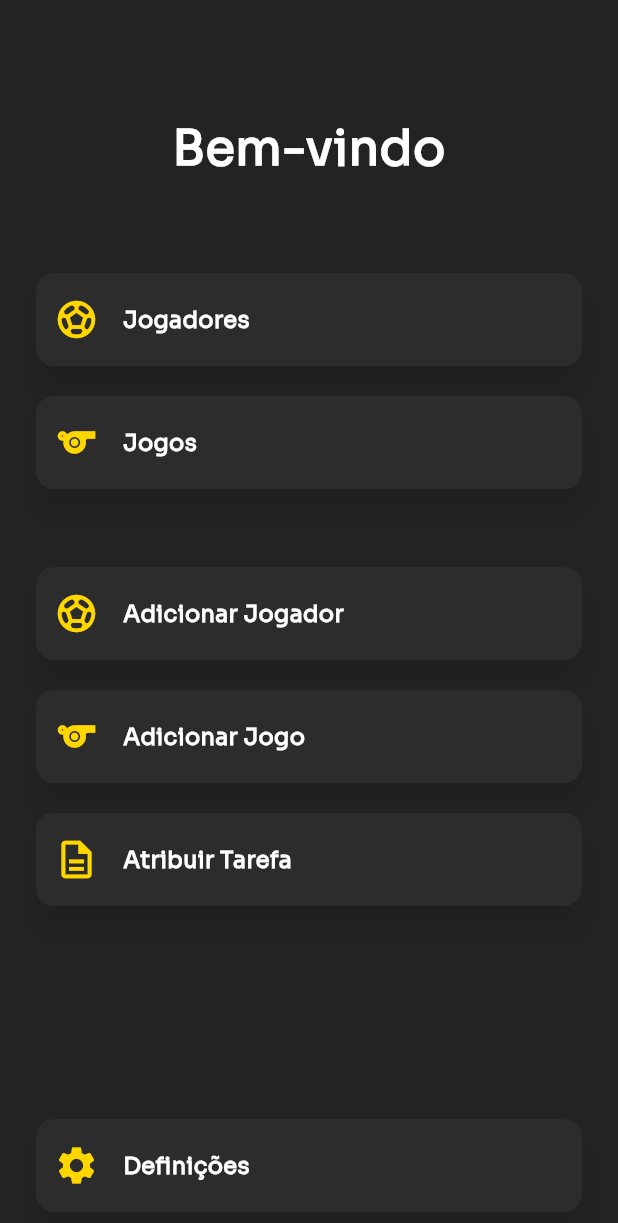
After one commit to Drowndragon10/pi4_adm, a Flutter app: the OlheiroPage screen opened directly, on a phone screen of 412 x 824 dp. The commit adds this screen. Shown: the top 1223 px of the screen. Run offline on Flutter 3.47's test engine with Material 3 defaults, Android fonts, the phone set to English and light mode, and no system bars; our stand-ins replace flutter_secure_storage, internet_connection_checker; missing offline and left inert: dart_jsonwebtoken; accounts and stored records are empty.

Commit message:
Update Olheiro Role
Pagina de Olheiro

```diff
--- a/pi4/lib/loginpage.dart
+++ b/pi4/lib/loginpage.dart
@@ -6,9 +6,11 @@ import 'autenticacao/auth_service.dart';
 import 'autenticacao/jwt_decode.dart'; // Importa o seu arquivo de jwt_decode
 import 'autenticacao/verificarwifi.dart';
 
+
 // import 'equipas_page.dart';
 // import '../minhastarefas_page.dart';
 import 'main.dart';
+import 'olheiro/olheiro.dart';
 
 class LoginPage extends StatefulWidget {
   const LoginPage({super.key});
@@ -139,8 +141,11 @@ class LoginPageState extends State<LoginPage> {
         context,
         MaterialPageRoute(builder: (context) => const DashboardPage()),
       );
-    } else {
-      _showUserRoleErrorDialog();
+    } else if (role == 'Olheiro') {
+      Navigator.pushReplacement(
+        context,
+        MaterialPageRoute(builder: (context) => const OlheiroPage()),
+      );
     }
   }
 
--- /dev/null
+++ b/pi4/lib/olheiro/olheiro.dart
@@ -0,0 +1,145 @@
+import 'package:flutter/material.dart';
+import 'package:pi4/loginpage.dart';
+import '../admin/players.dart';
+import '../selecao_escalao_page.dart';
+import '../admin/add_jogador_page.dart';
+import '../admin/add_jogos_page.dart';
+import '../admin/add_tarefa_page.dart';
+import '../definicoes.dart';
+
+
+
+class OlheiroPage extends StatelessWidget {
+  const OlheiroPage({super.key});
+
+  @override
+  Widget build(BuildContext context) {
+    // Grupos de opções
+    final List<_MenuOption> mainOptions = [
+      _MenuOption(
+        'Jogadores',
+        Icons.sports_soccer,
+        () {
+          Navigator.push(
+            context,
+            MaterialPageRoute(builder: (context) => const JogadoresPage()),
+          );
+        },
+      ),
+      _MenuOption('Jogos', Icons.sports, () {
+        Navigator.push(
+          context,
+          MaterialPageRoute(builder: (context) => const EscalaoPage()),
+        );
+      }),
+    ];
+    final List<_MenuOption> addOptions = [
+      _MenuOption('Adicionar Jogador', Icons.sports_soccer_outlined, () {
+        Navigator.push(
+          context,
+          MaterialPageRoute(builder: (context) => const AddAtletaPage()),
+        );
+      }),
+      _MenuOption('Adicionar Jogo', Icons.sports_outlined, () {
+        Navigator.push(
+          context,
+          MaterialPageRoute(builder: (context) => const AddJogoPage()),
+        );
+      }),
+      _MenuOption('Atribuir Tarefa', Icons.description_outlined, () {
+        Navigator.push(
+          context,
+          MaterialPageRoute(builder: (context) => const AddTarefaPage()),
+        );
+      }),
+    ];
+    final _MenuOption settingsOption =
+        _MenuOption('Definições', Icons.settings, () {
+          Navigator.push(
+            context,
+            MaterialPageRoute(builder: (context) => const DefinicoesPage()),
+          );
+        });
+
+    Widget buildButton(_MenuOption option) {
+      return Material(
+        color: const Color(0xFF2C2C2C),
+        borderRadius: BorderRadius.circular(12),
+        elevation: 8,
+        // ignore: deprecated_member_use
+        shadowColor: Colors.black.withOpacity(0.5),
+        child: InkWell(
+          borderRadius: BorderRadius.circular(12),
+          onTap: option.onTap,
+          child: Padding(
+            padding: const EdgeInsets.symmetric(vertical: 16, horizontal: 12),
+            child: Row(
+              children: [
+                Icon(option.icon, color: const Color(0xFFFFD700), size: 30),
+                const SizedBox(width: 16),
+                Expanded(
+                  child: Text(
+                    option.title,
+                    style: const TextStyle(
+                      color: Colors.white,
+                      fontSize: 15,
+                      fontWeight: FontWeight.w600,
+                    ),
+                  ),
+                ),
+              ],
+            ),
+          ),
+        ),
+      );
+    }
+
+    return Scaffold(
+      backgroundColor: const Color(0xFF232323),
+      body: SafeArea(
+        child: Padding(
+          padding: const EdgeInsets.symmetric(horizontal: 24.0, vertical: 16.0),
+          child: Column(
+            crossAxisAlignment: CrossAxisAlignment.center,
+            children: [
+              const SizedBox(height: 60),
+              const Center(
+                child: Text(
+                  'Bem-vindo',
+                  style: TextStyle(
+                    color: Colors.white,
+                    fontSize: 32,
+                    fontWeight: FontWeight.bold,
+                  ),
+                ),
+              ),
+              const SizedBox(height: 60),
+              // Grupo principal
+              ...mainOptions.map((option) => Padding(
+                    padding: const EdgeInsets.only(bottom: 20),
+                    child: buildButton(option),
+                  )),
+              const SizedBox(height: 32),
+              // Grupo adicionar
+              ...addOptions.map((option) => Padding(
+                    padding: const EdgeInsets.only(bottom: 20),
+                    child: buildButton(option),
+                  )),
+              const Spacer(),
+              // Definições no fundo
+              buildButton(settingsOption),
+            ],
+          ),
+        ),
+      ),
+    );
+  }
+}
+
+class _MenuOption {
+  final String title;
+  final IconData icon;
+  final VoidCallback onTap;
+
+  _MenuOption(this.title, this.icon, this.onTap);
+}
```
